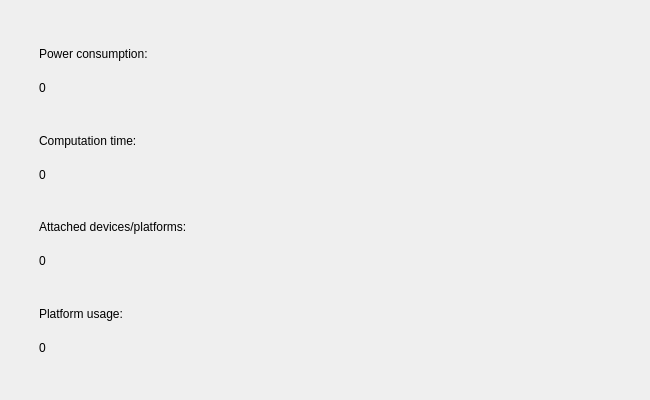
MaximilianFranz/hics, file src/gui/handler/ui/DetailDialog.ui: the form before one commit.
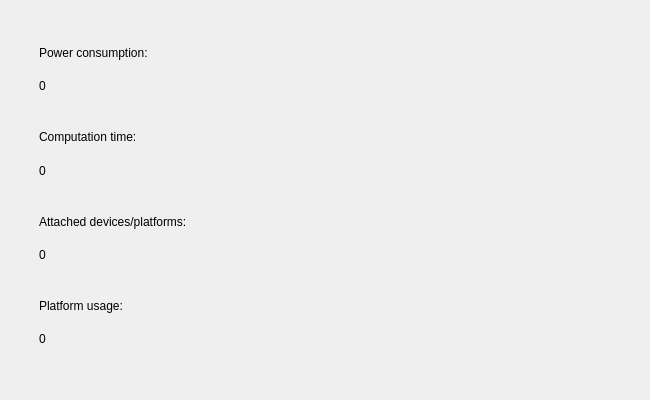
The form after the commit.

```diff
--- a/src/gui/handler/ui/DetailDialog.ui
+++ b/src/gui/handler/ui/DetailDialog.ui
@@ -18,8 +18,8 @@
     <rect>
      <x>30</x>
      <y>30</y>
-     <width>281</width>
-     <height>341</height>
+     <width>601</width>
+     <height>331</height>
     </rect>
    </property>
    <layout class="QVBoxLayout" name="verticalLayout_5">
```
